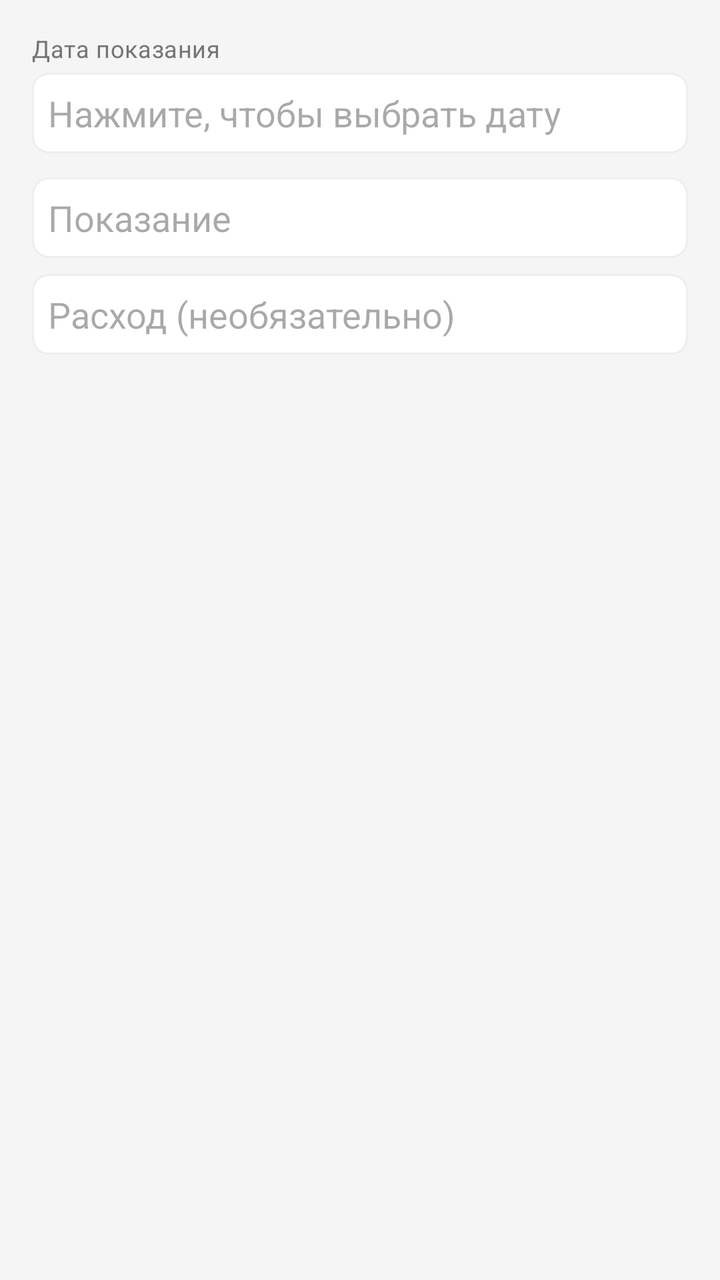
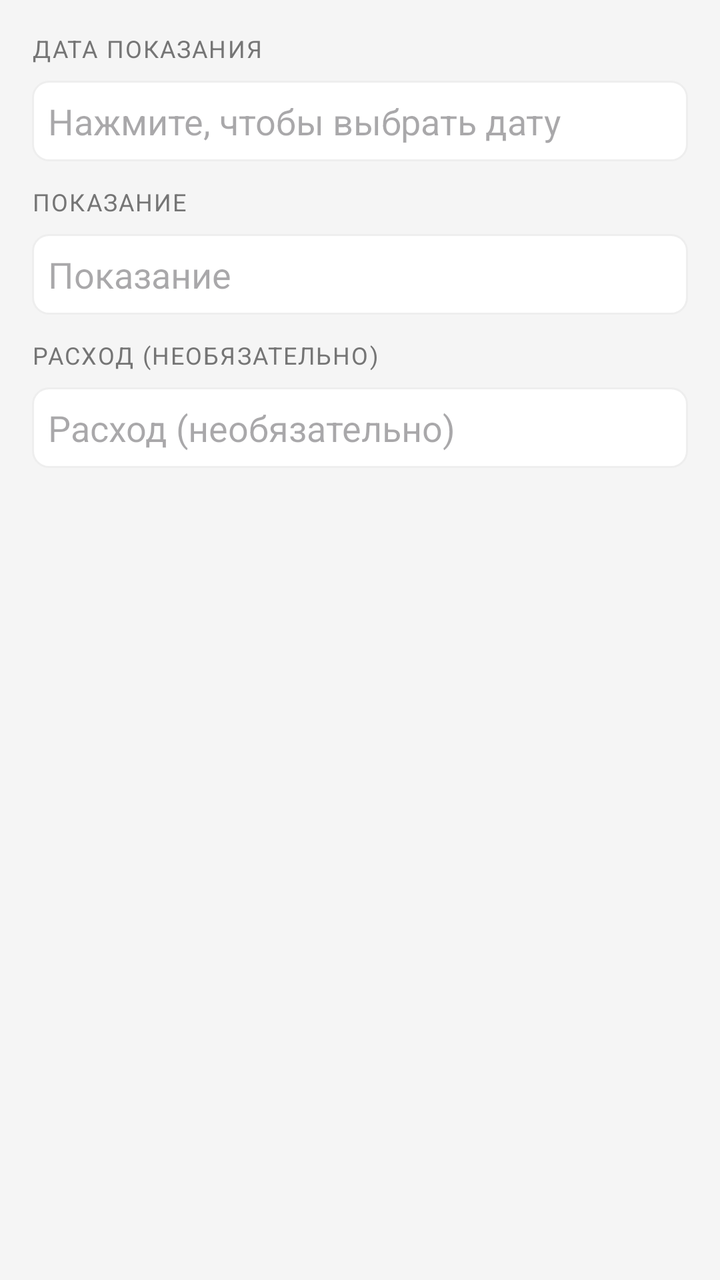

An Android layout rendered at two revisions. The XML below is the earlier revision; the diff shows what the commit changed to produce the second picture.
<!-- AndroidManifest.xml: application theme Theme.MyBudget -->
<!-- res/layout/dialog_add_meter_reading.xml -->
<?xml version="1.0" encoding="utf-8"?>
<LinearLayout xmlns:android="http://schemas.android.com/apk/res/android"
    android:orientation="vertical"
    android:padding="@dimen/space_16"
    android:layout_width="match_parent"
    android:layout_height="wrap_content">
    <TextView
        android:textSize="12sp"
        android:layout_width="match_parent"
        android:layout_height="wrap_content"
        android:text="@string/meter_reading_date_label"
        style="@style/Text.MyBudget.Subtitle"/>
    <EditText
        android:textColor="@color/text_primary"
        android:id="@+id/readingDateInput"
        android:background="@drawable/edittext_border"
        android:padding="@dimen/space_8"
        android:focusable="false"
        android:clickable="true"
        android:layout_width="match_parent"
        android:layout_height="wrap_content"
        android:layout_marginTop="@dimen/space_4"
        android:hint="@string/meter_reading_date_pick"
        android:cursorVisible="false"
        android:inputType="none"
        android:importantForAutofill="no"/>
    <EditText
        android:textColor="@color/text_primary"
        android:id="@+id/readingValueInput"
        android:background="@drawable/edittext_border"
        android:padding="@dimen/space_8"
        android:layout_width="match_parent"
        android:layout_height="wrap_content"
        android:layout_marginTop="@dimen/space_12"
        android:hint="@string/meter_reading_value"
        android:inputType="numberDecimal"
        android:importantForAutofill="no"/>
    <EditText
        android:textColor="@color/text_primary"
        android:id="@+id/readingConsumptionInput"
        android:background="@drawable/edittext_border"
        android:padding="@dimen/space_8"
        android:layout_width="match_parent"
        android:layout_height="wrap_content"
        android:layout_marginTop="@dimen/space_8"
        android:hint="@string/meter_reading_consumption"
        android:inputType="numberDecimal"
        android:importantForAutofill="no"/>
</LinearLayout>
<!-- resources referenced by this layout -->
<resources>
  <color name="text_primary">#212121</color>
  <dimen name="space_12">12dp</dimen>
  <dimen name="space_16">16dp</dimen>
  <dimen name="space_4">4dp</dimen>
  <dimen name="space_8">8dp</dimen>
  <!-- drawable edittext_border (drawable) -->
  <?xml version="1.0" encoding="utf-8"?>
  <shape xmlns:android="http://schemas.android.com/apk/res/android">
      <solid android:color="@color/card_background_white"/>
      <stroke
          android:width="1dp"
          android:color="@color/border_light"/>
      <corners android:radius="@dimen/radius_8"/>
  </shape>
  <string name="meter_reading_consumption">Расход (необязательно)</string>
  <string name="meter_reading_date_label">Дата показания</string>
  <string name="meter_reading_date_pick">Нажмите, чтобы выбрать дату</string>
  <string name="meter_reading_value">Показание</string>
  <style name="Text.MyBudget.Subtitle" parent="@style/Text.MyBudget">
      <item name="android:textSize">12sp</item>
      <item name="android:textColor">@color/text_secondary</item>
    </style>
  <style name="Theme.MyBudget" parent="@style/Base.Theme.MyBudget" />
  <color name="card_background_white">#ffffff</color>
  <color name="border_light">#eeeeee</color>
  <dimen name="radius_8">8dp</dimen>
  <style name="Text.MyBudget" parent="@style/TextAppearance.Material3.BodyMedium" />
  <color name="text_secondary">#757575</color>
  <style name="Base.Theme.MyBudget" parent="@style/Theme.Material3.DayNight.NoActionBar">
      <item name="android:colorBackground">@color/background_light</item>
      <item name="colorOnPrimary">@color/md_theme_onPrimary</item>
      <item name="colorOnSurface">@color/md_theme_onSurface</item>
      <item name="colorOutline">@color/md_theme_outline</item>
      <item name="colorPrimary">@color/md_theme_primary</item>
      <item name="colorSurface">@color/md_theme_surface</item>
      <item name="colorSurfaceVariant">@color/md_theme_surfaceVariant</item>
    </style>
  <color name="background_light">#f5f5f5</color>
  <color name="md_theme_onPrimary">#ffffff</color>
  <color name="md_theme_onSurface">#1d1b20</color>
  <color name="md_theme_outline">#79747e</color>
  <color name="md_theme_primary">#6750a4</color>
  <color name="md_theme_surface">#ffffff</color>
  <color name="md_theme_surfaceVariant">#e7e0ec</color>
</resources>

<!-- the commit's change to res/layout/dialog_add_meter_reading.xml (unified diff, before → after) -->
@@ -1,49 +1,63 @@
 <?xml version="1.0" encoding="utf-8"?>
 <LinearLayout xmlns:android="http://schemas.android.com/apk/res/android"
+    android:layout_width="match_parent"
+    android:layout_height="wrap_content"
     android:orientation="vertical"
-    android:padding="@dimen/space_16"
-    android:layout_width="match_parent"
-    android:layout_height="wrap_content">
+    android:padding="@dimen/space_16">
     <TextView
-        android:textSize="12sp"
         android:layout_width="match_parent"
         android:layout_height="wrap_content"
+        android:layout_marginBottom="@dimen/space_4"
         android:text="@string/meter_reading_date_label"
-        style="@style/Text.MyBudget.Subtitle"/>
+        style="@style/Text.MyBudget.SectionLabel" />
     <EditText
-        android:textColor="@color/text_primary"
         android:id="@+id/readingDateInput"
-        android:background="@drawable/edittext_border"
-        android:padding="@dimen/space_8"
-        android:focusable="false"
-        android:clickable="true"
         android:layout_width="match_parent"
         android:layout_height="wrap_content"
         android:layout_marginTop="@dimen/space_4"
+        android:background="@drawable/edittext_border"
+        android:clickable="true"
+        android:cursorVisible="false"
+        android:focusable="false"
         android:hint="@string/meter_reading_date_pick"
-        android:cursorVisible="false"
+        android:importantForAutofill="no"
         android:inputType="none"
-        android:importantForAutofill="no"/>
-    <EditText
-        android:textColor="@color/text_primary"
-        android:id="@+id/readingValueInput"
-        android:background="@drawable/edittext_border"
         android:padding="@dimen/space_8"
+        android:textColor="@color/text_primary" />
+    <TextView
         android:layout_width="match_parent"
         android:layout_height="wrap_content"
+        android:layout_marginBottom="@dimen/space_4"
         android:layout_marginTop="@dimen/space_12"
-        android:hint="@string/meter_reading_value"
-        android:inputType="numberDecimal"
-        android:importantForAutofill="no"/>
+        android:text="@string/meter_reading_value"
+        style="@style/Text.MyBudget.SectionLabel" />
     <EditText
-        android:textColor="@color/text_primary"
-        android:id="@+id/readingConsumptionInput"
-        android:background="@drawable/edittext_border"
-        android:padding="@dimen/space_8"
+        android:id="@+id/readingValueInput"
         android:layout_width="match_parent"
         android:layout_height="wrap_content"
-        android:layout_marginTop="@dimen/space_8"
+        android:layout_marginTop="@dimen/space_4"
+        android:background="@drawable/edittext_border"
+        android:hint="@string/meter_reading_value"
+        android:importantForAutofill="no"
+        android:inputType="numberDecimal"
+        android:padding="@dimen/space_8"
+        android:textColor="@color/text_primary" />
+    <TextView
+        android:layout_width="match_parent"
+        android:layout_height="wrap_content"
+        android:layout_marginBottom="@dimen/space_4"
+        android:layout_marginTop="@dimen/space_12"
+        android:text="@string/meter_reading_consumption"
+        style="@style/Text.MyBudget.SectionLabel" />
+    <EditText
+        android:id="@+id/readingConsumptionInput"
+        android:layout_width="match_parent"
+        android:layout_height="wrap_content"
+        android:layout_marginTop="@dimen/space_4"
+        android:background="@drawable/edittext_border"
         android:hint="@string/meter_reading_consumption"
+        android:importantForAutofill="no"
         android:inputType="numberDecimal"
-        android:importantForAutofill="no"/>
+        android:padding="@dimen/space_8"
+        android:textColor="@color/text_primary" />
 </LinearLayout>
<!-- resource entries referenced after the edit -->
@@ -18,9 +18,11 @@
   <string name="meter_reading_date_label">Дата показания</string>
   <string name="meter_reading_date_pick">Нажмите, чтобы выбрать дату</string>
   <string name="meter_reading_value">Показание</string>
-  <style name="Text.MyBudget.Subtitle" parent="@style/Text.MyBudget">
+  <style name="Text.MyBudget.SectionLabel" parent="@style/Text.MyBudget">
       <item name="android:textSize">12sp</item>
       <item name="android:textColor">@color/text_secondary</item>
+      <item name="android:textAllCaps">true</item>
+      <item name="android:letterSpacing">0.06</item>
     </style>
   <style name="Theme.MyBudget" parent="@style/Base.Theme.MyBudget" />
   <color name="card_background_white">#ffffff</color>
